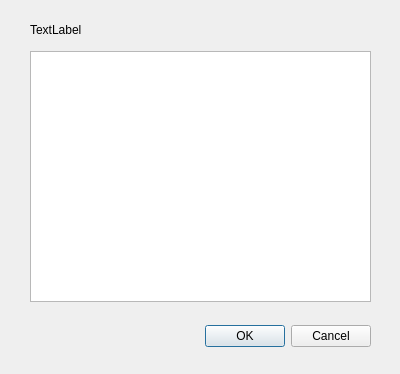
Before: the Qt Designer form src/main-project/front-end/portdialog.ui in lvklabs/chatbot, drawn with Qt 5.
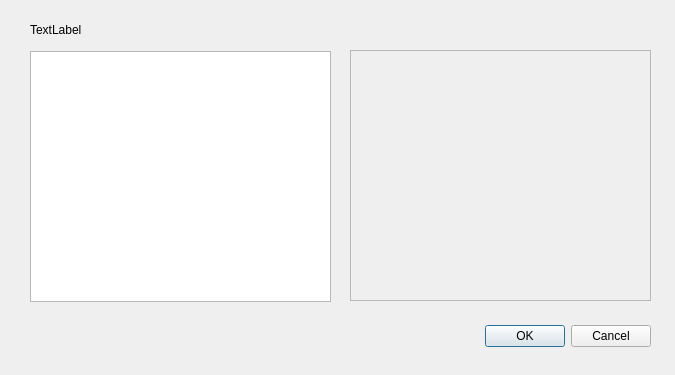
After: the same form once the commit is applied.

Diff of the .ui file:
```diff
--- a/src/main-project/front-end/portdialog.ui
+++ b/src/main-project/front-end/portdialog.ui
@@ -6,10 +6,22 @@
    <rect>
     <x>0</x>
     <y>0</y>
-    <width>400</width>
-    <height>374</height>
+    <width>675</width>
+    <height>375</height>
    </rect>
   </property>
+  <property name="minimumSize">
+   <size>
+    <width>675</width>
+    <height>375</height>
+   </size>
+  </property>
+  <property name="maximumSize">
+   <size>
+    <width>675</width>
+    <height>375</height>
+   </size>
+  </property>
   <property name="windowTitle">
    <string>Dialog</string>
   </property>
@@ -18,7 +30,7 @@
     <rect>
      <x>30</x>
      <y>320</y>
-     <width>341</width>
+     <width>621</width>
      <height>32</height>
     </rect>
    </property>
@@ -34,7 +46,7 @@
     <rect>
      <x>30</x>
      <y>51</y>
-     <width>341</width>
+     <width>301</width>
      <height>251</height>
     </rect>
    </property>
@@ -52,6 +64,28 @@
     <string>TextLabel</string>
    </property>
   </widget>
+  <widget class="QLabel" name="label_2">
+   <property name="geometry">
+    <rect>
+     <x>350</x>
+     <y>50</y>
+     <width>301</width>
+     <height>251</height>
+    </rect>
+   </property>
+   <property name="frameShape">
+    <enum>QFrame::StyledPanel</enum>
+   </property>
+   <property name="text">
+    <string/>
+   </property>
+   <property name="alignment">
+    <set>Qt::AlignLeading|Qt::AlignLeft|Qt::AlignTop</set>
+   </property>
+   <property name="wordWrap">
+    <bool>true</bool>
+   </property>
+  </widget>
  </widget>
  <resources/>
  <connections>
```
